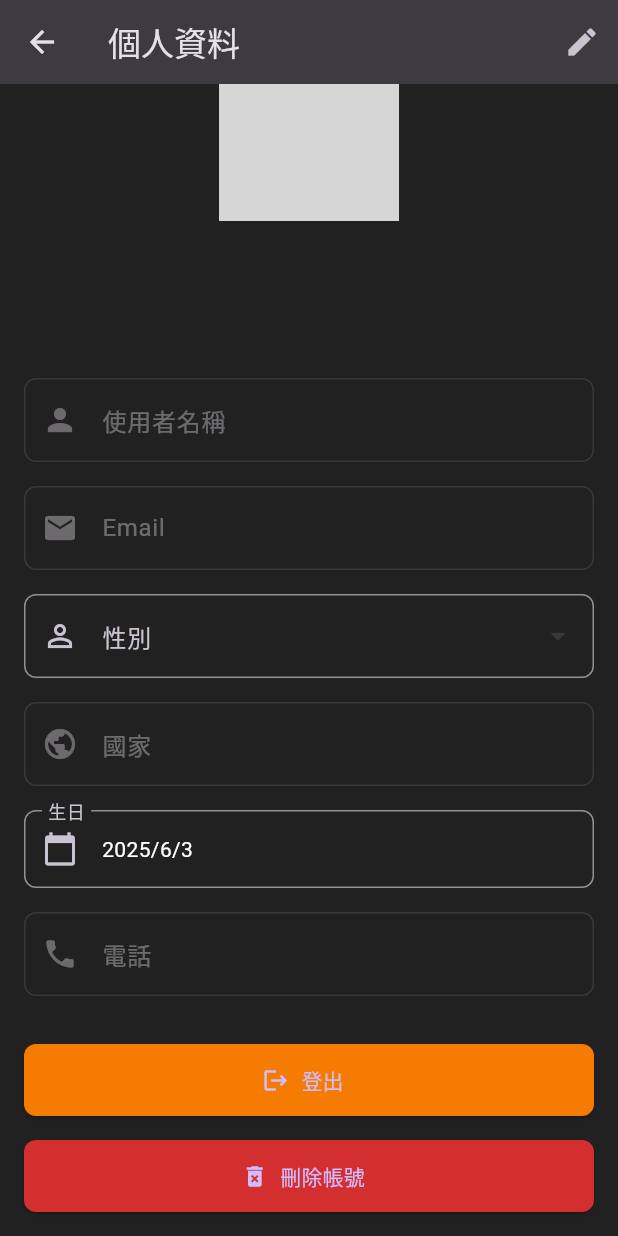
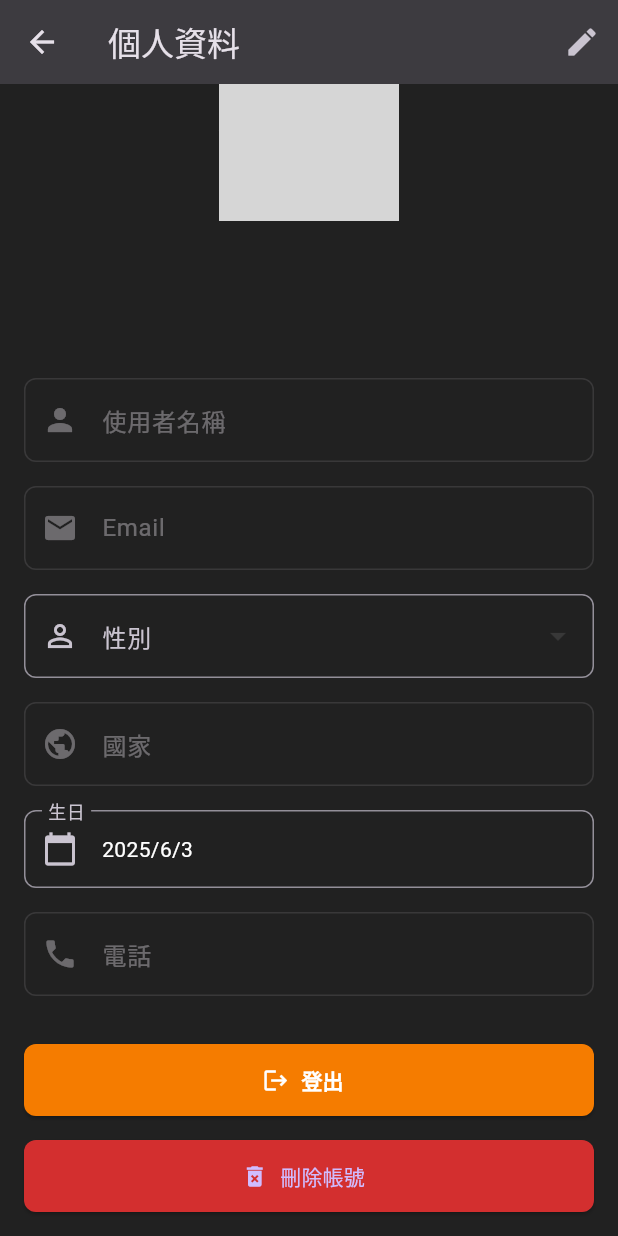
Before and after one commit to Yuankai619/crypto_book, a Flutter app: the UserInfoPage screen opened directly, scrolled down 45 dp, on a phone screen of 412 x 824 dp. Run offline on Flutter 3.47's test engine with Material 3 defaults, Android fonts, the phone set to English and light mode, and no system bars; our stand-ins replace cloud_firestore, firebase_auth, firebase_core, google_sign_in; missing offline and left inert: flutter_facebook_auth; accounts and stored records are empty; generated files the repository leaves out were written again; network calls fail; grey boxes are pictures that could not be loaded.

Commit message:
Change logout button style

```diff
--- a/lib/views/user_info_page.dart
+++ b/lib/views/user_info_page.dart
@@ -291,8 +291,14 @@ class _UserInfoPageState extends State<UserInfoPage> {
           height: 48,
           child: ElevatedButton.icon(
             onPressed: () => _showLogoutDialog(authViewModel),
-            icon: Icon(Icons.logout),
-            label: Text('登出'),
+            icon: Icon(Icons.logout, color: Colors.white),
+            label: Text(
+              '登出',
+              style: TextStyle(
+                fontWeight: FontWeight.bold,
+                color: Colors.white,
+              ),
+            ),
             style: ElevatedButton.styleFrom(
               backgroundColor: Colors.orange[700],
               shape: RoundedRectangleBorder(
```
